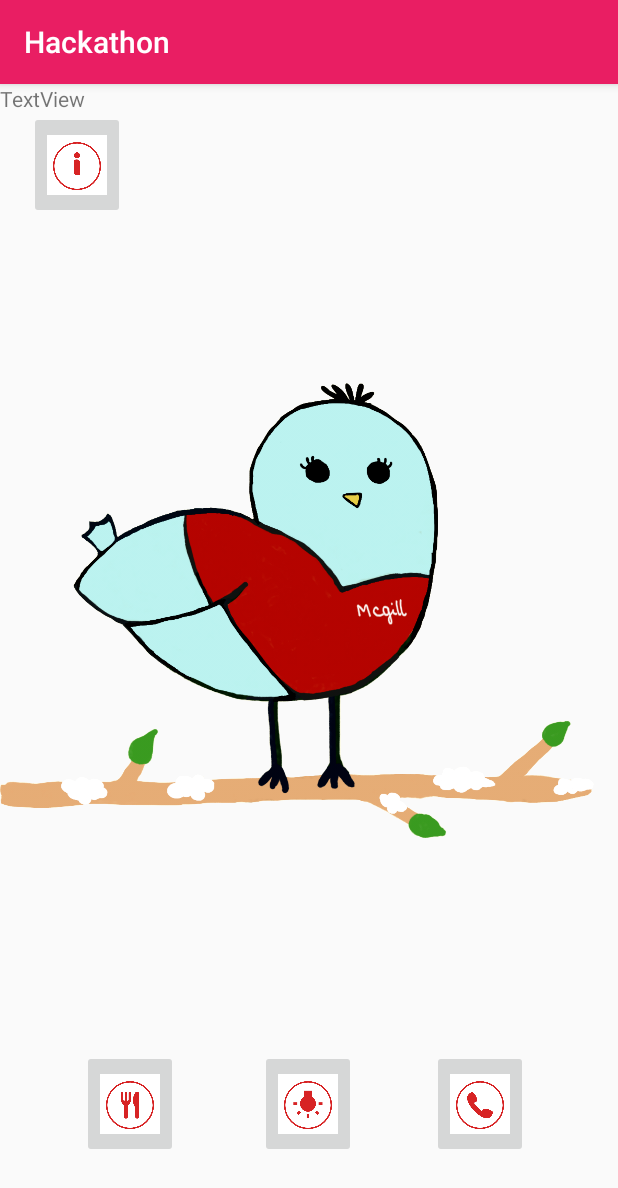
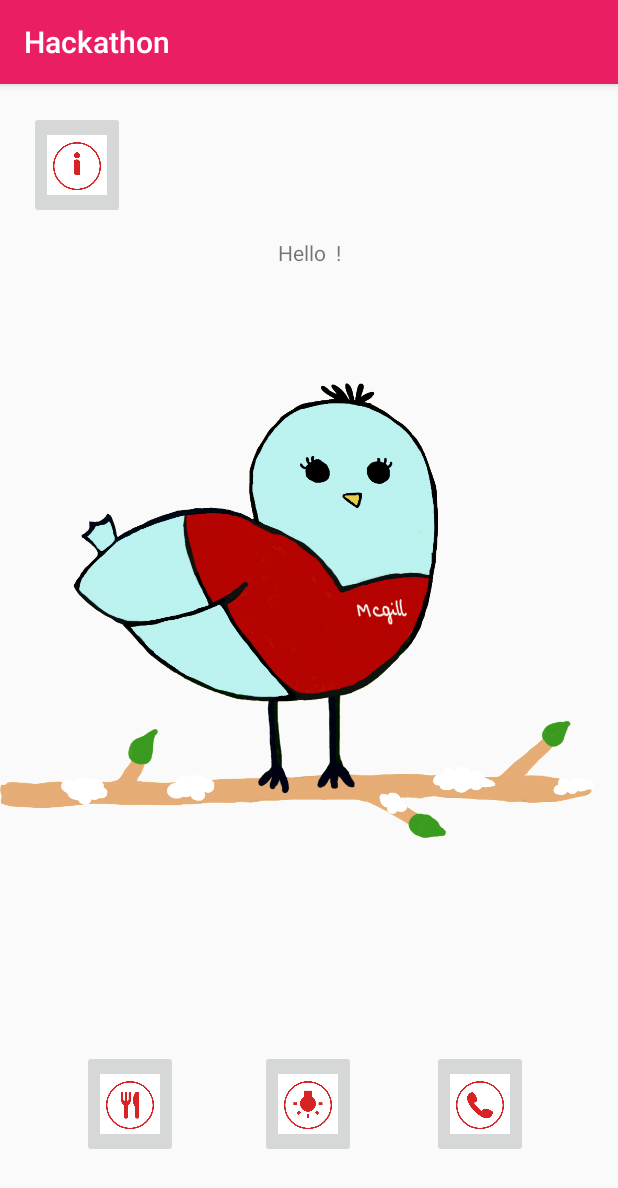
Before and after one commit to BlancheFrancheterre/Martlet, an Android app: the CreateYourAvatarName screen opened directly, with no data from a screen before it, after a tap on "NEXT STEP", on a phone screen of 412 x 824 dp. Shown: the top 1188 px of the screen. Run offline under Robolectric (Android 15) with nearby library versions, the phone set to English and light mode, and no system bars; 1 statement that could not run was skipped.

Commit message:
Changements Blanche

```diff
--- a/app/src/main/AndroidManifest.xml
+++ b/app/src/main/AndroidManifest.xml
@@ -9,11 +9,11 @@
         android:roundIcon="@mipmap/ic_launcher_round"
         android:supportsRtl="true"
         android:theme="@style/AppTheme">
-        <activity android:name=".ChatBot"></activity>
+        <activity android:name=".Information"></activity>
+        <activity android:name=".ChatBot" />
         <activity android:name=".Answer3" />
         <activity android:name=".Answer2" />
         <activity android:name=".Answer1" />
-        <activity android:name=".Information" />
         <activity
             android:name=".ui.login.Information"
             android:label="@string/title_activity_information" />
--- a/app/src/main/java/com/example/hackathon/CreateYourAvatarName.java
+++ b/app/src/main/java/com/example/hackathon/CreateYourAvatarName.java
@@ -7,8 +7,11 @@ import android.widget.Button;
 import android.widget.EditText;
 
 import androidx.appcompat.app.AppCompatActivity;
+import java.io.Serializable;
+public class CreateYourAvatarName extends AppCompatActivity {
 
-public class CreateYourAvatarName extends AppCompatActivity {
+    EditText nameText;
+    EditText idText;
 
     @Override
     protected void onCreate(Bundle savedInstanceState) {
@@ -23,18 +26,20 @@ public class CreateYourAvatarName extends AppCompatActivity {
            public void onClick(View v) {
 
 
-               EditText nameText = (EditText) findViewById(R.id.nameBlank);
-               EditText idText = (EditText) findViewById(R.id.idBlank);
+               nameText = (EditText) findViewById(R.id.nameBlank);
+               idText = (EditText) findViewById(R.id.idBlank);
 
-               String name = nameText.toString();
+               Intent startIntent = new Intent(getApplicationContext(),EntranceActivity.class);
+               String name = nameText.getText().toString();
                int id = Integer.parseInt(idText.getText().toString());
 
+               startIntent.putExtra("NAME",name);
+
                // create intent to go to 2nd Activity
-               Intent startIntent = new Intent(getApplicationContext(),EntranceActivity.class);
                startActivity(startIntent);
-
            }
        });
 
+
     }
 }
--- a/app/src/main/java/com/example/hackathon/EntranceActivity.java
+++ b/app/src/main/java/com/example/hackathon/EntranceActivity.java
@@ -12,17 +12,19 @@ import androidx.appcompat.app.AppCompatActivity;
 
 public class EntranceActivity extends AppCompatActivity {
 
+    String Name;
     @Override
     protected void onCreate(Bundle savedInstanceState) {
         super.onCreate(savedInstanceState);
         setContentView(R.layout.activity_entrance);
 
         Intent i = getIntent();
-        Martlet martlet = (Martlet) i.getSerializableExtra("m");
+       // Martlet martlet = (Martlet) i.getSerializableExtra("m");
+       // Martlet m= (Martlet) getIntent.getSerializableExtra("martlet");
 
-
+        Name = getIntent().getExtras().getString("NAME");
         TextView namePrint = (TextView) findViewById(R.id.chatbotTitle);
-        namePrint.setText(martlet.getName());
+        namePrint.setText("Hello "+ Name+ " ! ");
 
 
         // Access the chatbot by clicking on marty
--- a/app/src/main/java/com/example/hackathon/MainActivity.java
+++ b/app/src/main/java/com/example/hackathon/MainActivity.java
@@ -18,7 +18,7 @@ public class MainActivity extends AppCompatActivity {
         super.onCreate(savedInstanceState);
         setContentView(R.layout.activity_main);
 
-        final Martlet m = new Martlet("bob", 1);
+
 
         Button connect = (Button) findViewById(R.id.connect);
         connect.setOnClickListener(new View.OnClickListener() {
@@ -51,8 +51,9 @@ public class MainActivity extends AppCompatActivity {
             @Override
             public void onClick(View v) {
                 // create intent to go to 2nd Activity
+
                 Intent startIntent = new Intent(getApplicationContext(), CreateYourAvatarName.class);
-                startIntent.putExtra("m", (Serializable) m);
+               // startIntent.putExtra("m", (Serializable) m);
                 startActivity(startIntent);
             }
         });
--- a/app/src/main/res/layout/activity_entrance.xml
+++ b/app/src/main/res/layout/activity_entrance.xml
@@ -82,6 +82,10 @@
         android:layout_width="wrap_content"
         android:layout_height="wrap_content"
         android:text="TextView"
-        tools:layout_editor_absoluteX="215dp"
-        tools:layout_editor_absoluteY="94dp" />
+        app:layout_constraintBottom_toBottomOf="parent"
+        app:layout_constraintEnd_toEndOf="parent"
+        app:layout_constraintHorizontal_bias="0.505"
+        app:layout_constraintStart_toStartOf="parent"
+        app:layout_constraintTop_toTopOf="parent"
+        app:layout_constraintVertical_bias="0.137" />
 </androidx.constraintlayout.widget.ConstraintLayout>
```
Also changed, not shown: app/src/main/java/com/example/hackathon/Information.java (added, +14 -0 lines).
